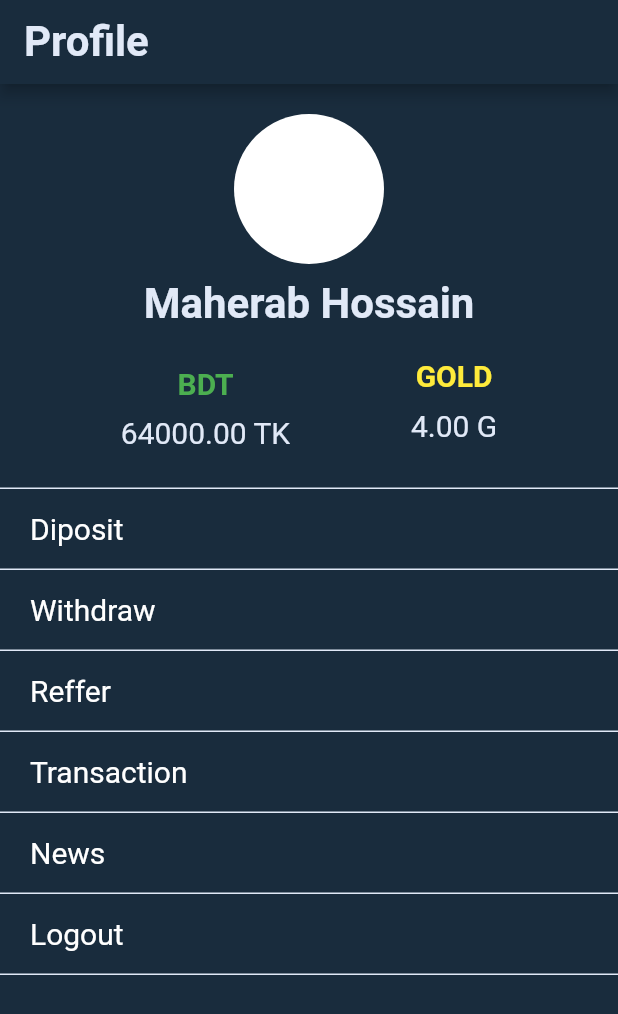
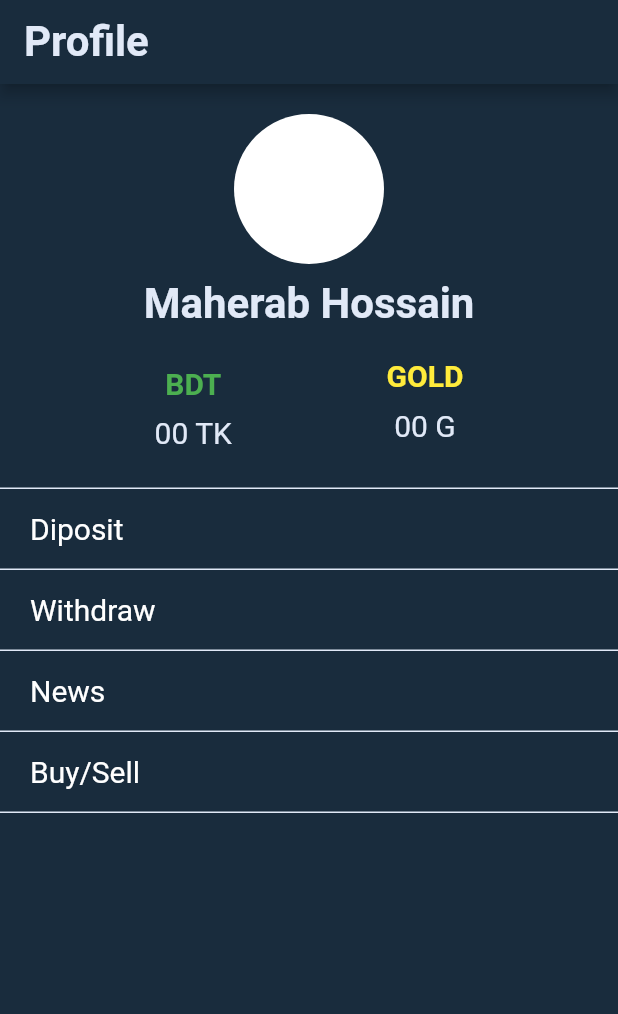
Before and after one commit to MaherabHossain/gold-wallet, a Flutter app: the ProfileScreen screen opened by its route, on a phone screen of 412 x 824 dp. Shown: the top 1014 px of the screen. Run offline on Flutter 3.47's test engine with Material 2 defaults, Android fonts, the phone set to English and light mode, and no system bars; our stand-ins replace cached_network_image, carousel_slider, fluttertoast, get, shared_preferences, syncfusion_flutter_charts; accounts and stored records are empty; network calls fail.

```diff
--- a/lib/main.dart
+++ b/lib/main.dart
@@ -4,6 +4,7 @@ import 'package:flutter/material.dart';
 import 'package:get/get_navigation/get_navigation.dart';
 import 'package:myapp/screens/AuthScreen/LoginScreen.dart';
 import 'package:myapp/screens/AuthScreen/RegisterScreen.dart';
+import 'package:myapp/screens/BuySellScreen.dart';
 import 'package:myapp/screens/DepositScreen.dart';
 import 'package:myapp/screens/HomePage.dart';
 import 'package:myapp/screens/HomeScreen.dart';
@@ -67,6 +68,10 @@ class MyApp extends StatelessWidget {
           page: () => DepositScreen(),
         ),
         GetPage(
+          name: '/buy-sell',
+          page: () => BuySellScreen(),
+        ),
+        GetPage(
           name: '/withdraw',
           page: () => WithdrawScreen(),
         ), // Dynamic route
--- a/lib/screens/ProfileScreen.dart
+++ b/lib/screens/ProfileScreen.dart
@@ -1,6 +1,8 @@
-// ignore_for_file: prefer_const_constructors, prefer_const_literals_to_create_immutables, avoid_unnecessary_containers, non_constant_identifier_names, sized_box_for_whitespace, unused_local_variable
+// ignore_for_file: prefer_const_constructors, prefer_const_literals_to_create_immutables, avoid_unnecessary_containers, non_constant_identifier_names, sized_box_for_whitespace, unused_local_variable, prefer_adjacent_string_concatenation, prefer_if_null_operators
 
 import 'package:flutter/material.dart';
+import 'package:get/get.dart';
+import 'package:myapp/controller/TransactionController.dart';
 import 'package:myapp/presentations/TextInfo.dart';
 
 class ProfileScreen extends StatefulWidget {
@@ -11,6 +13,25 @@ class ProfileScreen extends StatefulWidget {
 }
 
 class _ProfileScreenState extends State<ProfileScreen> {
+  final transactionController = Get.put(TransactionController());
+  var balance_tk;
+  var balance_gold;
+  checkBalance() async {
+    var response = await transactionController.checkBalance();
+    print("Log:: printing response from withdraw sereen!");
+    print(response['balance']);
+    setState(() {
+      balance_tk = response['balance']['balance_tk'];
+      balance_gold = response['balance']['balance_gold'];
+    });
+  }
+
+  @override
+  void initState() {
+    checkBalance();
+    super.initState();
+  }
+
   @override
   Widget build(BuildContext context) {
     return Scaffold(
@@ -82,7 +103,7 @@ class _ProfileScreenState extends State<ProfileScreen> {
                       height: 10,
                     ),
                     Text(
-                      "64000.00 TK",
+                      balance_tk != null ? balance_tk + " TK" : "00" + " TK",
                       style: TextStyle(
                         color: basicTextColor,
                         fontWeight: FontWeight.w400,
@@ -105,7 +126,7 @@ class _ProfileScreenState extends State<ProfileScreen> {
                       height: 10,
                     ),
                     Text(
-                      "4.00 G",
+                      balance_gold != null ? balance_gold + " G" : "00" + " G",
                       style: TextStyle(
                         color: basicTextColor,
                         fontWeight: FontWeight.w400,
@@ -129,17 +150,18 @@ class _ProfileScreenState extends State<ProfileScreen> {
                 ),
               ),
             ),
-            ListView(
-              shrinkWrap: true,
+            Container(
+                padding: EdgeInsets.only(bottom: 100),
+                child: Column(
                   children: [
-                Card(context, "Diposit"),
-                Card(context, "Withdraw"),
-                Card(context, "Reffer"),
-                Card(context, "Transaction"),
-                Card(context, "News"),
-                Card(context, "Logout"),
+                    Card(context, "Diposit", '/deposit'),
+                    Card(context, "Withdraw", '/withdraw'),
+                    // Card(context, "Transaction"),
+                    Card(context, "News", "/news"),
+                    Card(context, "Buy/Sell", "/buy-sell"),
+                    // Card(context, "Logout"),
                   ],
-            )
+                )),
           ],
         ),
       ),
@@ -147,8 +169,13 @@ class _ProfileScreenState extends State<ProfileScreen> {
   }
 }
 
-Widget Card(context, title) {
-  return Container(
+Widget Card(context, title, page) {
+  return InkWell(
+    onTap: () {
+      print("LOG:: Tapped!");
+      Get.toNamed(page);
+    },
+    child: Container(
       padding: EdgeInsets.only(left: 20, top: 15, bottom: 15),
       width: MediaQuery.of(context).size.height,
       decoration: BoxDecoration(
@@ -161,5 +188,6 @@ Widget Card(context, title) {
           fontSize: 20,
         ),
       ),
+    ),
   );
 }
```
Also changed, not shown: lib/controller/GoldController.dart (+15 -0 lines), lib/screens/BuySellScreen.dart (added, +203 -0 lines), lib/screens/HomePage.dart (+11 -2 lines), lib/services/gold_remote_services.dart (+42 -0 lines). Lines whose indentation alone changed are shown as unchanged.
